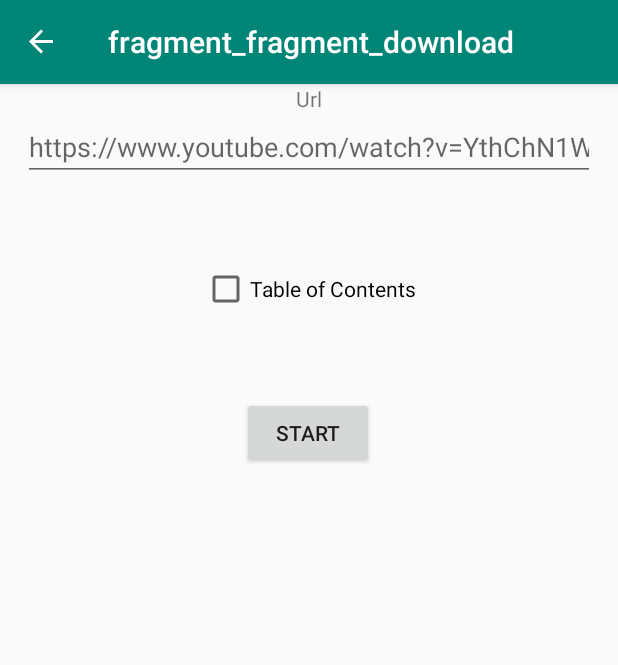
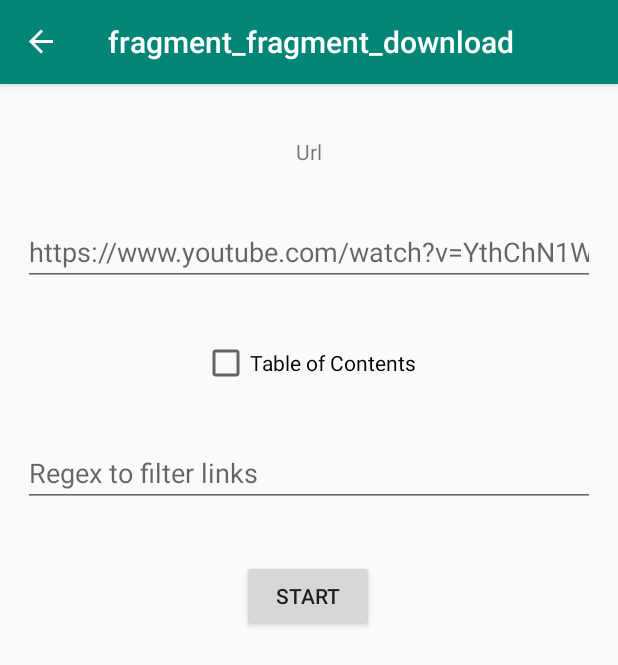
Before and after one commit to XiangRongLin/Novel2Go, an Android app: the NewDownloadFragment screen opened through its navigation route, on a phone screen of 412 x 824 dp. Shown: the top 665 px of the screen. Run offline under Robolectric (Android 15) with nearby library versions, the phone set to English and light mode, and no system bars; our stand-ins replace Room's generated code, navigation-ui.

Commit message:
Add field to new download screen to input a regex to filter chapter links

```diff
--- a/app/src/main/res/layout/fragment_new_download.xml
+++ b/app/src/main/res/layout/fragment_new_download.xml
@@ -26,17 +26,31 @@
         android:inputType="textUri"
         app:layout_constraintEnd_toEndOf="parent"
         app:layout_constraintStart_toStartOf="parent"
-        app:layout_constraintTop_toBottomOf="@id/text_view_url" />
+        app:layout_constraintTop_toBottomOf="@id/text_view_url"
+        app:layout_constraintBottom_toTopOf="@id/checkbox_toc_download"/>
 
     <CheckBox
         android:id="@+id/checkbox_toc_download"
         android:text="Table of Contents"
         android:layout_width="wrap_content"
         android:layout_height="wrap_content"
-        app:layout_constraintBottom_toTopOf="@+id/button_start"
+        app:layout_constraintBottom_toTopOf="@+id/edit_text_regex"
         app:layout_constraintEnd_toEndOf="parent"
         app:layout_constraintStart_toStartOf="parent"
         app:layout_constraintTop_toBottomOf="@+id/edit_text_url" />
+
+    <EditText
+        android:id="@+id/edit_text_regex"
+        android:layout_width="match_parent"
+        android:layout_height="wrap_content"
+        android:layout_marginStart="@dimen/margin_input_field"
+        android:layout_marginEnd="@dimen/margin_input_field"
+        android:hint="Regex to filter links"
+        android:inputType="textFilter"
+        app:layout_constraintBottom_toTopOf="@id/button_start"
+        app:layout_constraintEnd_toEndOf="parent"
+        app:layout_constraintStart_toStartOf="parent"
+        app:layout_constraintTop_toBottomOf="@id/checkbox_toc_download" />
 
     <Button
         android:id="@+id/button_start"
@@ -45,7 +59,7 @@
         android:text="Start"
         android:layout_marginBottom="68dp"
         app:layout_constraintBottom_toTopOf="@+id/guideline_bottom"
-        app:layout_constraintTop_toBottomOf="@+id/edit_text_url"
+        app:layout_constraintTop_toBottomOf="@+id/edit_text_regex"
         app:layout_constraintEnd_toEndOf="parent"
         app:layout_constraintHorizontal_bias="0.498"
         app:layout_constraintStart_toStartOf="parent" />
```
Also changed, not shown: app/src/main/java/com/kaiserpudding/novel2go/download/NewDownloadFragment.kt (+8 -5 lines), app/src/main/java/com/kaiserpudding/novel2go/download/service/DownloadService.kt (+8 -2 lines), app/src/main/java/com/kaiserpudding/novel2go/extractor/Extractor.kt (+9 -4 lines).
